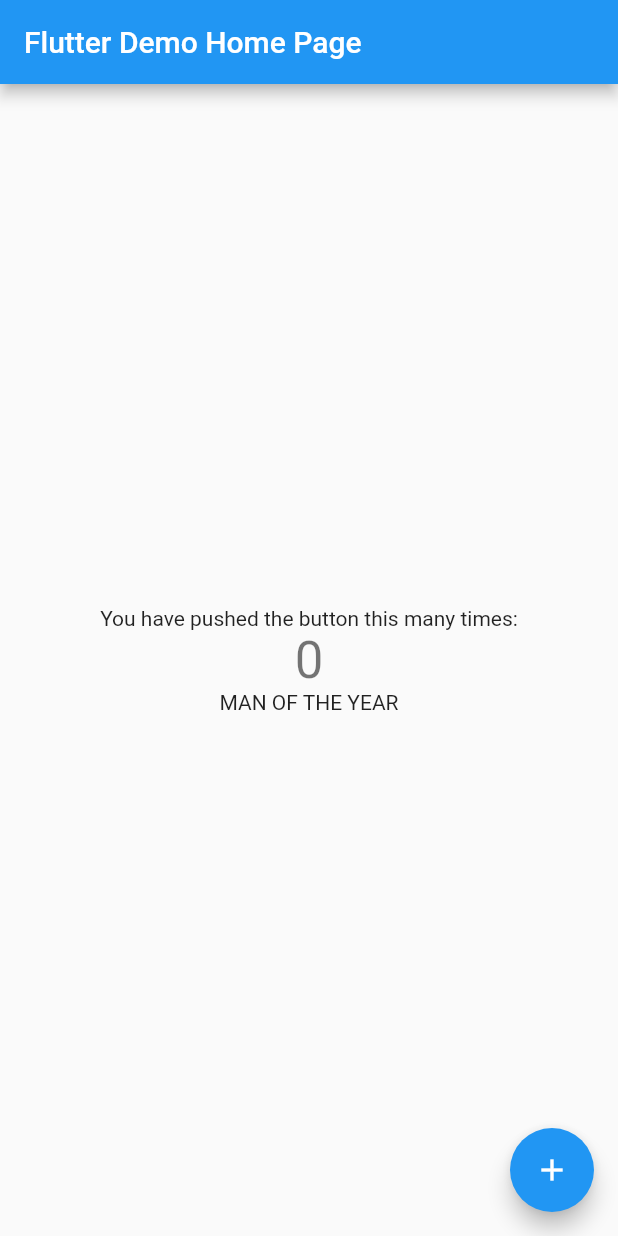
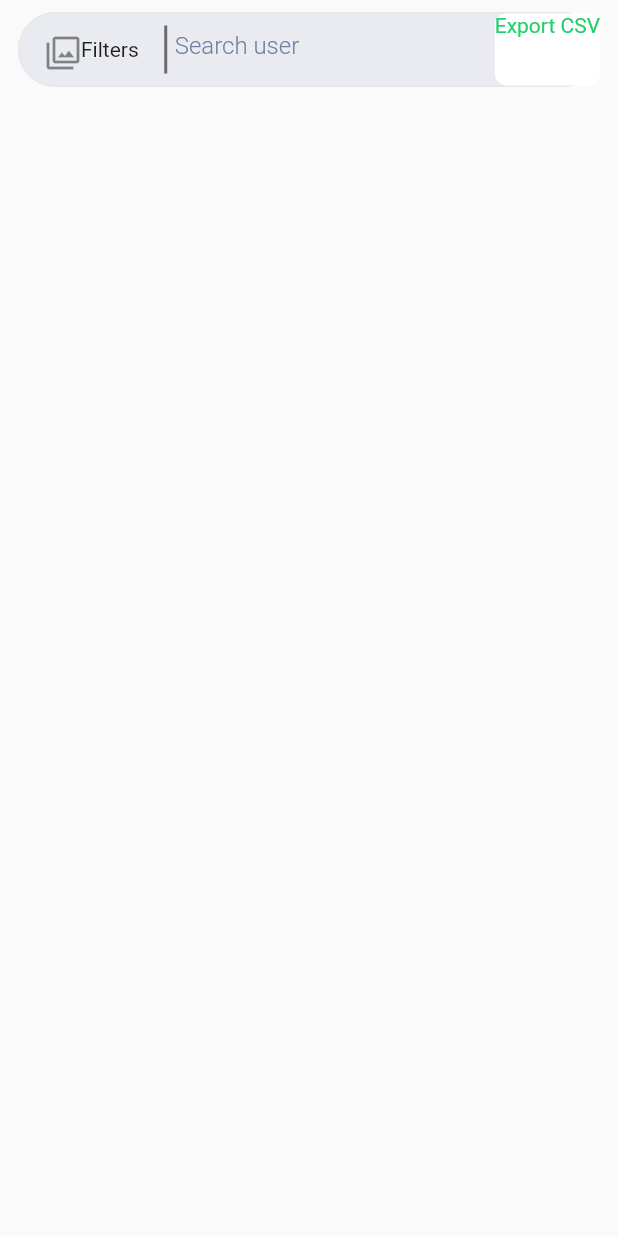
Before and after one commit to DavidKyshi/deployTest, a Flutter app: the screen it shows after launch, on a phone screen of 412 x 824 dp. Run offline on Flutter 3.47's test engine with Material 2 defaults, Android fonts, the phone set to English and light mode, and no system bars; Roboto replaces fonts that are missing (Gilroy).

Commit message:
adding all files

```diff
--- /dev/null
+++ b/lib/customWidget/searchField.dart
@@ -0,0 +1,170 @@
+import 'package:flutter/material.dart';
+import 'package:flutter/services.dart';
+import 'package:kyshi_operations_dashboard/styleguide/colors.dart';
+
+class SearchField extends StatelessWidget {
+  final TextEditingController? controller;
+  final FocusNode? focusNode;
+  final TextInputType? keyboardType;
+  final Function(String)? onChanged;
+  final String? Function(String?)? validator;
+  final Function()? onTap;
+  final Function(String?)? onSaved;
+  final BorderRadius? borderRadius;
+
+  final Widget? prefixIcon;
+  final Widget? suffixIcon;
+  final String? labelText;
+  final int? maxLength;
+  final bool? connectBorder;
+  final Color? errorBorderColor;
+  final Color? focusBorderColor;
+  final List<TextInputFormatter>? inputFormatters;
+  final String? helperText, errorText;
+
+  // final bool readOnly,obscureText;
+  final bool?  enabled, isDense;
+  final String? hintText, initialValue;
+  const SearchField({Key? key, this.controller, this.focusNode, this.keyboardType,
+    this.onChanged, this.validator, this.onTap, this.onSaved, this.borderRadius,
+    this.prefixIcon, this.suffixIcon, this.labelText, this.maxLength, this.connectBorder,
+    this.errorBorderColor, this.focusBorderColor, this.inputFormatters, this.helperText,
+    this.errorText,  this.enabled, this.isDense, this.hintText, this.initialValue}) : super(key: key);
+
+  @override
+  Widget build(BuildContext context) {
+    return Scaffold(
+      body: Padding(
+        padding: const EdgeInsets.symmetric(vertical: 8.0,horizontal: 12),
+        child:Container(
+          height: 50,
+          decoration: BoxDecoration(
+            color: const Color(0XFFEAEBF1),
+            borderRadius: BorderRadius.circular(48)
+          ),
+          child: TextFormField(
+            autovalidateMode: AutovalidateMode.onUserInteraction,
+            keyboardType: keyboardType?? TextInputType.text,
+            controller:controller,
+            focusNode: focusNode,
+            initialValue: initialValue,
+            validator: validator,
+            onTap: onTap,
+            enabled: enabled,
+            // readOnly: readOnly,
+            inputFormatters: inputFormatters,
+            maxLength: maxLength,
+            // obscureText: obscureText,
+            style:  TextStyle(
+                color: kyshiGreyishBlue,
+                fontSize:16.0 ,
+                fontWeight:  FontWeight.w300),
+            decoration: InputDecoration(
+              floatingLabelBehavior: FloatingLabelBehavior.always,
+              contentPadding: const EdgeInsets.symmetric(vertical:20,horizontal:60),
+              suffixIcon: InkWell(
+                onTap: (){
+                  print("fjknjkfnjfn");
+                },
+                child: Container(
+                  decoration: BoxDecoration(
+                    color: const Color(0XFFFFFFFF),
+                    borderRadius: BorderRadius.circular(8)
+                  ),
+                  child: Text("Export CSV",style: TextStyle(color: primaryLimeGreen),),
+                ),
+              ),
+              isDense: isDense,
+              errorText: errorText,
+              // color: Color(0xff6c757d),
+              // fontSize: 14.0,
+              // fontWeight: FontWeight.w300
+              hintStyle:  TextStyle(
+                  color: kyshiGreyishBlue,
+                  fontFamily: 'Gilroy',
+                  fontSize: 16.0,
+                  fontWeight: FontWeight.w300),
+              helperStyle: TextStyle(color: kyshiGreyishBlue),
+              // labelStyle: labelTextstyle,
+              enabledBorder: OutlineInputBorder(
+                borderRadius: borderRadius ?? BorderRadius.circular(48),
+                borderSide: const BorderSide(color: Color(0xffE6E7E9)),
+              ),
+              disabledBorder:  OutlineInputBorder(
+                borderRadius: borderRadius ?? BorderRadius.circular(8),
+                borderSide: const BorderSide(color:Color(0xffE6E7E9)),
+              ),
+              labelText: '',
+              focusedErrorBorder: OutlineInputBorder(
+                  borderRadius:  borderRadius ??BorderRadius.circular(48),
+                  borderSide: const BorderSide(color: Colors.red)),
+              errorBorder: OutlineInputBorder(
+                  borderRadius: borderRadius ?? BorderRadius.circular(8),
+                  borderSide:
+                  BorderSide(color: errorBorderColor ?? Colors.red)),
+              focusedBorder: OutlineInputBorder(
+                  borderRadius: borderRadius ?? BorderRadius.circular(48),
+                  borderSide:
+                  BorderSide(color: focusBorderColor ?? const Color(0xff9AA1B3))),
+              prefixIcon: GestureDetector(
+                onTap: () {},
+                child: Container(
+                  decoration: const BoxDecoration(
+                      border: Border(
+                          right: BorderSide(width: 2, color: Colors.black54))),
+                  padding: const EdgeInsets.symmetric(horizontal: 13),
+                  margin: const EdgeInsets.symmetric(horizontal: 5,vertical: 8),
+                  child: Row(
+                    mainAxisSize: MainAxisSize.min,
+                    crossAxisAlignment: CrossAxisAlignment.center,
+                    children: [
+                      Container(
+                        decoration: const BoxDecoration(
+                          shape: BoxShape.circle,
+                        ),
+                        width: 20,
+                        height: 20,
+                        child: const Icon(Icons.filter),
+                      ),
+                      const SizedBox(width: 4),
+                      Text("Filters"),
+                      SizedBox(width: 4), // Icon(Icons.keyboard_arrow_down_outlined,
+                      //     color: primaryDarkBlue),
+                    ],
+                  ),
+                ),
+              ),
+              hintText: "Search user",
+            ),
+            onChanged: (value){
+            },
+            onSaved: onSaved,
+          ),
+        ),
+        // Container(
+        //   height:50,
+        //   decoration: BoxDecoration(
+        //     borderRadius: BorderRadius.circular(48),
+        //     color: searchBarColor
+        //   ),
+        //   child: Row(
+        //     children: <Widget>[
+        //       Row(
+        //         children:  [
+        //           const Icon(Icons.filter),
+        //           const Text("Filters"),
+        //           const VerticalDivider(),
+        //           SizedBox(
+        //             height: 30,
+        //               width: 150,
+        //               child:
+        //           )
+        //         ],
+        //       ),
+        //     ],
+        //   ),
+        // ),
+      )
+    );
+  }
+}
--- a/lib/main.dart
+++ b/lib/main.dart
@@ -1,4 +1,5 @@
 import 'package:flutter/material.dart';
+import 'package:kyshi_operations_dashboard/customWidget/searchField.dart';
 
 void main() {
   runApp(const MyApp());
@@ -12,6 +13,7 @@ class MyApp extends StatelessWidget {
   Widget build(BuildContext context) {
     return MaterialApp(
       title: 'Flutter Demo',
+      debugShowCheckedModeBanner: false,
       theme: ThemeData(
         // This is the theme of your application.
         //
@@ -24,7 +26,7 @@ class MyApp extends StatelessWidget {
         // is not restarted.
         primarySwatch: Colors.blue,
       ),
-      home: const MyHomePage(title: 'Flutter Demo Home Page'),
+      home: const SearchField(hintText: "Search user",),
     );
   }
 }
--- /dev/null
+++ b/lib/styleguide/colors.dart
@@ -0,0 +1,10 @@
+import 'package:flutter/material.dart';
+
+Color primaryColor = const Color(0XFF233375);
+Color secondaryColor = const Color(0XFF6E80A3);
+Color primaryLimeGreen = const Color(0XFF23CE6B);
+Color kyshiRed = const Color(0XFFFF5C5C);
+Color kyshiYellow = const Color(0XFFFBCD58);
+Color kyshiOrange = const Color(0XFFEF845C);
+Color kyshiGreyishBlue = const Color(0XFF6E80A3);
+Color searchBarColor = const Color(0XFFEAEBF1);
```
